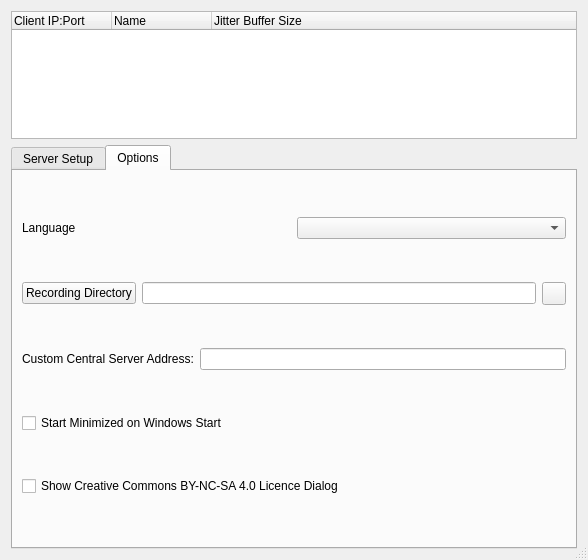
Qt form src/serverdlgbase.ui (jamulussoftware/jamulus) before a commit.
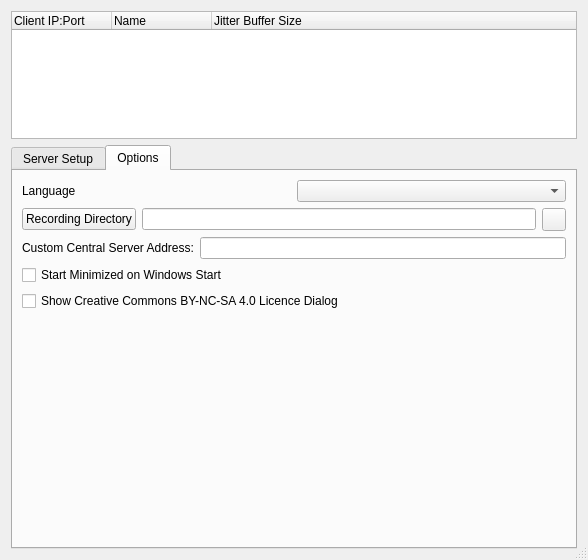
The same form after that commit. The open tabs and pages were chosen to show the change. Icons and pictures are not drawn. Custom widgets are drawn as their Qt base class.

Commit message: insert a spacer in the GUI options tab

Patch:
```diff
--- a/src/serverdlgbase.ui
+++ b/src/serverdlgbase.ui
@@ -272,6 +272,19 @@
          </property>
         </widget>
        </item>
+       <item>
+        <spacer name="verticalSpacer">
+         <property name="orientation">
+          <enum>Qt::Vertical</enum>
+         </property>
+         <property name="sizeHint" stdset="0">
+          <size>
+           <width>20</width>
+           <height>40</height>
+          </size>
+         </property>
+        </spacer>
+       </item>
       </layout>
      </widget>
     </widget>
```
